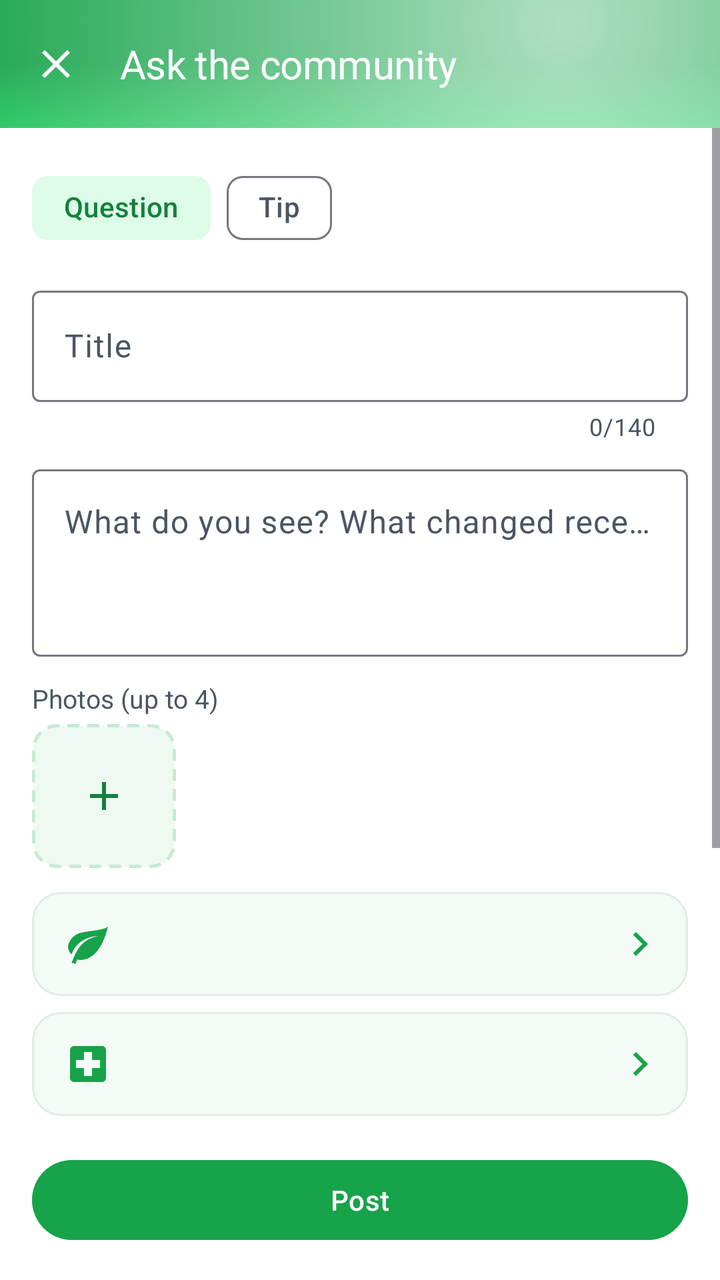
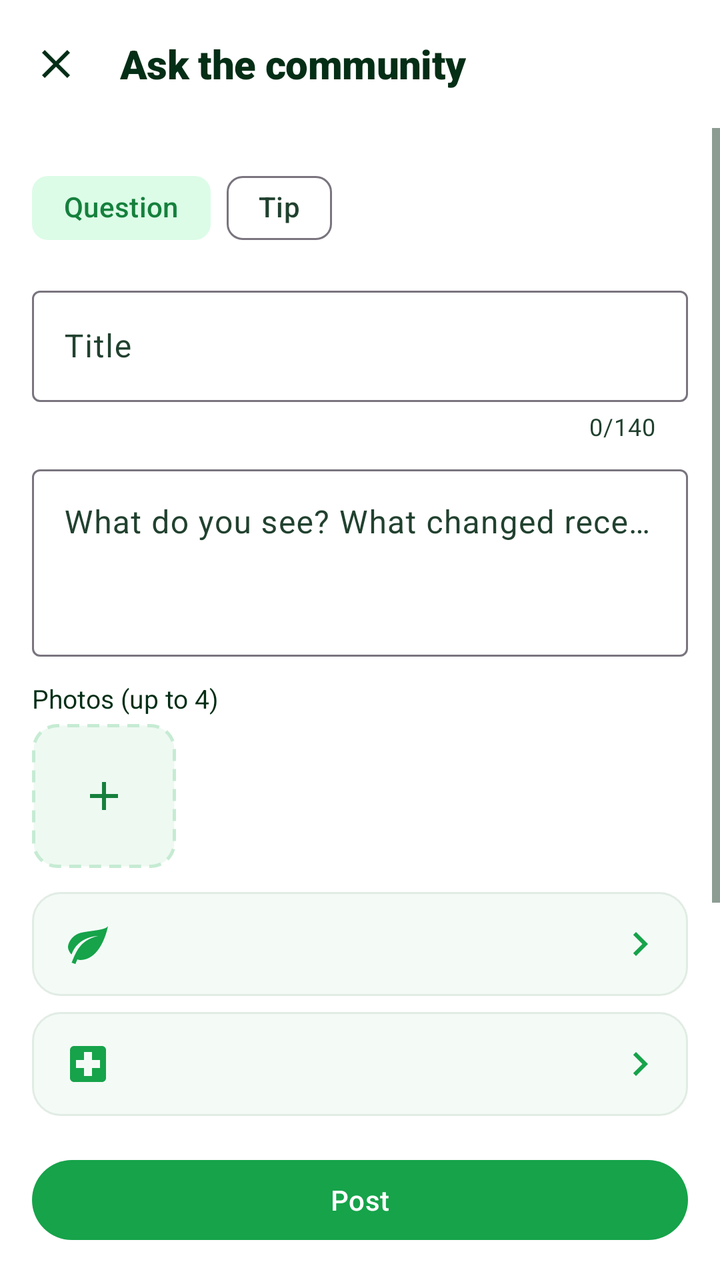

Two renders of the same Android screen: before a commit and after it. Below are the layout's source before the change and the commit's diff.
<!-- AndroidManifest.xml: application theme Theme.PlantDiseases -->
<!-- res/layout/activity_forum_compose.xml -->
<?xml version="1.0" encoding="utf-8"?>
<LinearLayout xmlns:android="http://schemas.android.com/apk/res/android"
    xmlns:app="http://schemas.android.com/apk/res-auto"
    android:layout_width="match_parent"
    android:layout_height="match_parent"
    android:background="@color/background"
    android:orientation="vertical">

    <com.google.android.material.appbar.AppBarLayout
        android:id="@+id/app_bar"
        android:layout_width="match_parent"
        android:layout_height="wrap_content"
        android:background="@drawable/bg_toolbar_gradient"
        app:elevation="0dp">

        <com.google.android.material.appbar.MaterialToolbar
            android:id="@+id/toolbar"
            android:layout_width="match_parent"
            android:layout_height="?attr/actionBarSize"
            android:background="@android:color/transparent"
            app:navigationIcon="@drawable/ic_close"
            app:navigationIconTint="@color/toolbar_title"
            app:title="@string/forum_compose_title"
            app:titleTextAppearance="@style/TextAppearance.App.Toolbar"
            app:titleTextColor="@color/toolbar_title" />

    </com.google.android.material.appbar.AppBarLayout>

    <ScrollView
        android:layout_width="match_parent"
        android:layout_height="0dp"
        android:layout_weight="1">

        <LinearLayout
            android:layout_width="match_parent"
            android:layout_height="wrap_content"
            android:orientation="vertical"
            android:padding="@dimen/space_lg">

            <com.google.android.material.chip.ChipGroup
                android:id="@+id/chip_kind"
                android:layout_width="match_parent"
                android:layout_height="wrap_content"
                app:chipSpacingHorizontal="@dimen/space_sm"
                app:selectionRequired="true"
                app:singleSelection="true">

                <com.google.android.material.chip.Chip
                    android:id="@+id/chip_question"
                    style="@style/Widget.Material3.Chip.Filter"
                    android:layout_width="wrap_content"
                    android:layout_height="wrap_content"
                    android:checked="true"
                    android:text="@string/forum_kind_question"
                    app:checkedIconEnabled="false"
                    app:chipBackgroundColor="@color/chip_bg_color" />

                <com.google.android.material.chip.Chip
                    android:id="@+id/chip_scan"
                    style="@style/Widget.Material3.Chip.Filter"
                    android:layout_width="wrap_content"
                    android:layout_height="wrap_content"
                    android:text="@string/forum_kind_scan"
                    android:visibility="gone"
                    app:checkedIconEnabled="false"
                    app:chipBackgroundColor="@color/chip_bg_color" />

                <com.google.android.material.chip.Chip
                    android:id="@+id/chip_recovery"
                    style="@style/Widget.Material3.Chip.Filter"
                    android:layout_width="wrap_content"
                    android:layout_height="wrap_content"
                    android:text="@string/forum_kind_recovery"
                    android:visibility="gone"
                    app:checkedIconEnabled="false"
                    app:chipBackgroundColor="@color/chip_bg_color" />

                <com.google.android.material.chip.Chip
                    android:id="@+id/chip_tip"
                    style="@style/Widget.Material3.Chip.Filter"
                    android:layout_width="wrap_content"
                    android:layout_height="wrap_content"
                    android:text="@string/forum_kind_tip"
                    app:checkedIconEnabled="false"
                    app:chipBackgroundColor="@color/chip_bg_color" />

            </com.google.android.material.chip.ChipGroup>

            <com.google.android.material.textfield.TextInputLayout
                android:id="@+id/til_title"
                style="@style/Widget.Material3.TextInputLayout.OutlinedBox"
                android:layout_width="match_parent"
                android:layout_height="wrap_content"
                android:layout_marginTop="@dimen/space_md"
                android:hint="@string/forum_field_title"
                app:counterEnabled="true"
                app:counterMaxLength="140">

                <com.google.android.material.textfield.TextInputEditText
                    android:id="@+id/et_title"
                    android:layout_width="match_parent"
                    android:layout_height="wrap_content"
                    android:inputType="textCapSentences"
                    android:maxLength="140" />

            </com.google.android.material.textfield.TextInputLayout>

            <com.google.android.material.textfield.TextInputLayout
                style="@style/Widget.Material3.TextInputLayout.OutlinedBox"
                android:layout_width="match_parent"
                android:layout_height="wrap_content"
                android:layout_marginTop="@dimen/space_sm"
                android:hint="@string/forum_field_body">

                <com.google.android.material.textfield.TextInputEditText
                    android:id="@+id/et_body"
                    android:layout_width="match_parent"
                    android:layout_height="wrap_content"
                    android:gravity="top"
                    android:inputType="textMultiLine|textCapSentences"
                    android:maxLength="4000"
                    android:minLines="3" />

            </com.google.android.material.textfield.TextInputLayout>

            <com.google.android.material.card.MaterialCardView
                android:id="@+id/card_similar"
                style="@style/App.GlassCard"
                android:layout_width="match_parent"
                android:layout_height="wrap_content"
                android:layout_marginTop="@dimen/space_sm"
                android:visibility="gone"
                app:cardBackgroundColor="@color/warning_amber_bg">

                <LinearLayout
                    android:layout_width="match_parent"
                    android:layout_height="wrap_content"
                    android:orientation="vertical">

                    <TextView
                        android:layout_width="match_parent"
                        android:layout_height="wrap_content"
                        android:drawablePadding="6dp"
                        android:fontFamily="sans-serif-medium"
                        android:text="@string/forum_similar_title"
                        android:textColor="@color/on_surface"
                        app:drawableStartCompat="@drawable/ic_search"
                        app:drawableTint="@color/warning_amber" />

                    <LinearLayout
                        android:id="@+id/ll_similar"
                        android:layout_width="match_parent"
                        android:layout_height="wrap_content"
                        android:orientation="vertical" />

                </LinearLayout>

            </com.google.android.material.card.MaterialCardView>

            <TextView
                android:id="@+id/tv_photos_label"
                android:layout_width="match_parent"
                android:layout_height="wrap_content"
                android:layout_marginTop="@dimen/space_md"
                android:text="@string/forum_field_photos"
                android:textColor="@color/on_surface_secondary"
                android:textSize="@dimen/text_body_sm" />

            <HorizontalScrollView
                android:id="@+id/photos_scroll"
                android:layout_width="match_parent"
                android:layout_height="wrap_content"
                android:layout_marginTop="@dimen/space_xs"
                android:scrollbars="none">

                <LinearLayout
                    android:id="@+id/ll_photos"
                    android:layout_width="wrap_content"
                    android:layout_height="wrap_content"
                    android:orientation="horizontal">

                    <ImageButton
                        android:id="@+id/btn_add_photo"
                        android:layout_width="@dimen/forum_compose_thumb"
                        android:layout_height="@dimen/forum_compose_thumb"
                        android:background="@drawable/bg_forum_add_photo"
                        android:contentDescription="@string/forum_add_photo"
                        android:src="@drawable/ic_add"
                        app:tint="@color/forum_ai_fg" />

                </LinearLayout>

            </HorizontalScrollView>

            <TextView
                android:id="@+id/tv_scan"
                android:layout_width="wrap_content"
                android:layout_height="wrap_content"
                android:layout_marginTop="@dimen/space_md"
                android:background="@drawable/bg_forum_ai_chip"
                android:drawablePadding="6dp"
                android:ellipsize="end"
                android:fontFamily="sans-serif-medium"
                android:gravity="center_vertical"
                android:maxLines="1"
                android:paddingHorizontal="12dp"
                android:paddingVertical="7dp"
                android:textColor="@color/forum_ai_fg"
                android:textSize="@dimen/text_body_sm"
                android:visibility="gone"
                app:drawableStartCompat="@drawable/ic_sparkle"
                app:drawableTint="@color/forum_ai_fg" />

            <TextView
                android:id="@+id/tv_space"
                style="@style/Forum.PickerRow"
                android:layout_width="match_parent"
                android:layout_height="wrap_content"
                android:layout_marginTop="@dimen/space_md"
                app:drawableStartCompat="@drawable/ic_leaf" />

            <TextView
                android:id="@+id/tv_condition"
                style="@style/Forum.PickerRow"
                android:layout_width="match_parent"
                android:layout_height="wrap_content"
                android:layout_marginTop="@dimen/space_sm"
                app:drawableStartCompat="@drawable/ic_first_aid" />

            <com.google.android.material.textfield.TextInputLayout
                style="@style/Widget.Material3.TextInputLayout.OutlinedBox"
                android:layout_width="match_parent"
                android:layout_height="wrap_content"
                android:layout_marginTop="@dimen/space_sm"
                android:hint="@string/forum_field_species">

                <com.google.android.material.textfield.TextInputEditText
                    android:id="@+id/et_species"
                    android:layout_width="match_parent"
                    android:layout_height="wrap_content"
                    android:inputType="textCapWords"
                    android:maxLength="80" />

            </com.google.android.material.textfield.TextInputLayout>

            <com.google.android.material.materialswitch.MaterialSwitch
                android:id="@+id/switch_consent"
                android:layout_width="match_parent"
                android:layout_height="wrap_content"
                android:layout_marginTop="@dimen/space_md"
                android:checked="true"
                android:text="@string/forum_training_consent" />

            <TextView
                style="@style/Forum.Meta"
                android:layout_width="match_parent"
                android:layout_height="wrap_content"
                android:maxLines="4"
                android:text="@string/forum_training_consent_hint" />

        </LinearLayout>

    </ScrollView>

    <com.google.android.material.button.MaterialButton
        android:id="@+id/btn_post"
        style="@style/App.Button.Filled"
        android:layout_width="match_parent"
        android:layout_height="wrap_content"
        android:layout_margin="@dimen/space_lg"
        android:text="@string/forum_publish" />

</LinearLayout>
<!-- resources referenced by this layout -->
<resources>
  <color name="on_surface_secondary">#4B5563</color>
  <color name="toolbar_title">#FFFFFF</color>
  <!-- drawable bg_toolbar_gradient (drawable) -->
  <?xml version="1.0" encoding="utf-8"?>
  <layer-list xmlns:android="http://schemas.android.com/apk/res/android">
      <item>
          <shape android:shape="rectangle">
              <gradient
                  android:type="linear"
                  android:angle="270"
                  android:startColor="@color/toolbar_top"
                  android:centerColor="@color/gradient_mid"
                  android:endColor="@color/toolbar_bottom" />
          </shape>
      </item>
      <item>
          <shape android:shape="rectangle">
              <gradient
                  android:type="radial"
                  android:gradientRadius="320dp"
                  android:centerX="0.78"
                  android:centerY="0.18"
                  android:startColor="@color/glass_white_soft"
                  android:endColor="@android:color/transparent" />
          </shape>
      </item>
  </layer-list>
  <string name="forum_training_consent">Let PlantVision learn from these photos</string>
  <string name="forum_training_consent_hint">If the community agrees on a diagnosis, the photos help train the model. Location and camera details are removed. You can turn this off.</string>
  <style name="Forum.Meta" parent="">
          <item name="android:textColor">@color/on_surface_secondary</item>
          <item name="android:textSize">@dimen/forum_text_meta</item>
          <item name="android:maxLines">1</item>
          <item name="android:ellipsize">end</item>
      </style>
  <style name="TextAppearance.App.Toolbar" parent="TextAppearance.Material3.TitleLarge">
          <item name="android:textSize">@dimen/text_title</item>
          
          <item name="android:fontFamily">sans-serif-black</item>
          <item name="android:letterSpacing">-0.01</item>
      </style>
  <style name="Theme.PlantDiseases" parent="Theme.Material3.DayNight.NoActionBar">
          <item name="colorPrimary">@color/primary</item>
          <item name="colorPrimaryDark">@color/primary_dark</item>
          <item name="colorOnPrimary">@color/on_primary</item>
          <item name="colorPrimaryContainer">@color/primary_light</item>
          <item name="colorOnPrimaryContainer">@color/primary_dark</item>
          <item name="colorSecondary">@color/secondary</item>
          <item name="colorOnSecondary">@color/on_secondary</item>
          <item name="colorSecondaryContainer">@color/primary_light</item>
          <item name="colorOnSecondaryContainer">@color/primary_dark</item>
          <item name="android:colorBackground">@color/background</item>
          
          <item name="android:windowBackground">@color/background</item>
          
          <item name="android:windowAnimationStyle">@style/App.Animation.Navigation</item>
          <item name="colorSurface">@color/surface</item>
          <item name="colorSurfaceVariant">@color/surface_variant</item>
          <item name="colorOnSurface">@color/on_surface</item>
          <item name="colorOnSurfaceVariant">@color/on_surface_secondary</item>
          
          <item name="colorSurfaceContainerLow">@color/surface_container_low</item>
          <item name="colorSurfaceContainer">@color/surface_container</item>
          <item name="colorSurfaceContainerHigh">@color/surface_container_high</item>
          <item name="colorSurfaceContainerHighest">@color/surface_container_highest</item>
          <item name="colorSurfaceContainerLowest">@color/surface_container_lowest</item>
          
          <item name="android:statusBarColor">@android:color/transparent</item>
          <item name="android:windowLightStatusBar">false</item>
          <item name="android:navigationBarColor">@color/background</item>
  
          
          <item name="appBarLayoutStyle">@style/Widget.Material3.AppBarLayout</item>
  
          
          <item name="materialButtonStyle">@style/App.Button.Filled</item>
          <item name="floatingActionButtonStyle">@style/App.FAB</item>
          <item name="extendedFloatingActionButtonStyle">@style/App.FAB.Extended</item>
      </style>
  <color name="toolbar_top">#16A34A</color>
  <color name="gradient_mid">#16A34A</color>
  <color name="toolbar_bottom">#22C55E</color>
  <color name="glass_white_soft">#A6FFFFFF</color>
  <!-- unchanged entries left out for length: 63 -->
</resources>

<!-- the commit's change to res/layout/activity_forum_compose.xml (unified diff, before → after) -->
@@ -10,7 +10,7 @@
         android:id="@+id/app_bar"
         android:layout_width="match_parent"
         android:layout_height="wrap_content"
-        android:background="@drawable/bg_toolbar_gradient"
+        android:background="@color/background"
         app:elevation="0dp">
 
         <com.google.android.material.appbar.MaterialToolbar
@@ -163,7 +163,7 @@
                 android:layout_height="wrap_content"
                 android:layout_marginTop="@dimen/space_md"
                 android:text="@string/forum_field_photos"
-                android:textColor="@color/on_surface_secondary"
+                android:textColor="@color/on_surface"
                 android:textSize="@dimen/text_body_sm" />
 
             <HorizontalScrollView
@@ -243,18 +243,12 @@
 
             </com.google.android.material.textfield.TextInputLayout>
 
-            <com.google.android.material.materialswitch.MaterialSwitch
-                android:id="@+id/switch_consent"
-                android:layout_width="match_parent"
-                android:layout_height="wrap_content"
-                android:layout_marginTop="@dimen/space_md"
-                android:checked="true"
-                android:text="@string/forum_training_consent" />
-
+            
             <TextView
                 style="@style/Forum.Meta"
                 android:layout_width="match_parent"
                 android:layout_height="wrap_content"
+                android:layout_marginTop="@dimen/space_md"
                 android:maxLines="4"
                 android:text="@string/forum_training_consent_hint" />
 
<!-- resource entries referenced after the edit -->
@@ -1,36 +1,10 @@
 <!-- resources referenced by this layout -->
 <resources>
-  <color name="on_surface_secondary">#4B5563</color>
-  <color name="toolbar_title">#FFFFFF</color>
-  <!-- drawable bg_toolbar_gradient (drawable) -->
-  <?xml version="1.0" encoding="utf-8"?>
-  <layer-list xmlns:android="http://schemas.android.com/apk/res/android">
-      <item>
-          <shape android:shape="rectangle">
-              <gradient
-                  android:type="linear"
-                  android:angle="270"
-                  android:startColor="@color/toolbar_top"
-                  android:centerColor="@color/gradient_mid"
-                  android:endColor="@color/toolbar_bottom" />
-          </shape>
-      </item>
-      <item>
-          <shape android:shape="rectangle">
-              <gradient
-                  android:type="radial"
-                  android:gradientRadius="320dp"
-                  android:centerX="0.78"
-                  android:centerY="0.18"
-                  android:startColor="@color/glass_white_soft"
-                  android:endColor="@android:color/transparent" />
-          </shape>
-      </item>
-  </layer-list>
-  <string name="forum_training_consent">Let PlantVision learn from these photos</string>
-  <string name="forum_training_consent_hint">If the community agrees on a diagnosis, the photos help train the model. Location and camera details are removed. You can turn this off.</string>
+  <color name="on_surface_secondary">#21412F</color>
+  <color name="toolbar_title">@color/on_surface</color>
+  <string name="forum_training_consent_hint">If the community agrees on a diagnosis, the photos in your post help train PlantVision. Location and camera details are removed.</string>
   <style name="Forum.Meta" parent="">
-          <item name="android:textColor">@color/on_surface_secondary</item>
+          <item name="android:textColor">@color/on_surface</item>
           <item name="android:textSize">@dimen/forum_text_meta</item>
           <item name="android:maxLines">1</item>
           <item name="android:ellipsize">end</item>
@@ -39,6 +13,7 @@
           <item name="android:textSize">@dimen/text_title</item>
           
           <item name="android:fontFamily">sans-serif-black</item>
+          <item name="android:textFontWeight">900</item>
           <item name="android:letterSpacing">-0.01</item>
       </style>
   <style name="Theme.PlantDiseases" parent="Theme.Material3.DayNight.NoActionBar">
@@ -61,6 +36,8 @@
           <item name="colorOnSurface">@color/on_surface</item>
           <item name="colorOnSurfaceVariant">@color/on_surface_secondary</item>
           
+          <item name="android:textColorSecondary">@color/on_surface_secondary</item>
+          
           <item name="colorSurfaceContainerLow">@color/surface_container_low</item>
           <item name="colorSurfaceContainer">@color/surface_container</item>
           <item name="colorSurfaceContainerHigh">@color/surface_container_high</item>
@@ -68,8 +45,10 @@
           <item name="colorSurfaceContainerLowest">@color/surface_container_lowest</item>
           
           <item name="android:statusBarColor">@android:color/transparent</item>
-          <item name="android:windowLightStatusBar">false</item>
+          
+          <item name="android:windowLightStatusBar">true</item>
           <item name="android:navigationBarColor">@color/background</item>
+          <item name="android:windowLightNavigationBar">true</item>
   
           
           <item name="appBarLayoutStyle">@style/Widget.Material3.AppBarLayout</item>
@@ -79,10 +58,6 @@
           <item name="floatingActionButtonStyle">@style/App.FAB</item>
           <item name="extendedFloatingActionButtonStyle">@style/App.FAB.Extended</item>
       </style>
-  <color name="toolbar_top">#16A34A</color>
-  <color name="gradient_mid">#16A34A</color>
-  <color name="toolbar_bottom">#22C55E</color>
-  <color name="glass_white_soft">#A6FFFFFF</color>
   <!-- unchanged entries left out for length: 63 -->
 </resources>
 
